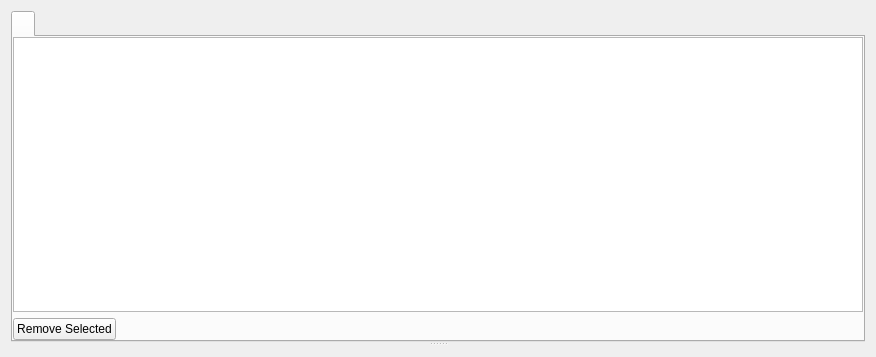
Old version of the form ilastik/applets/dataSelection/dataSelection.ui in the repository ilastik/ilastik.
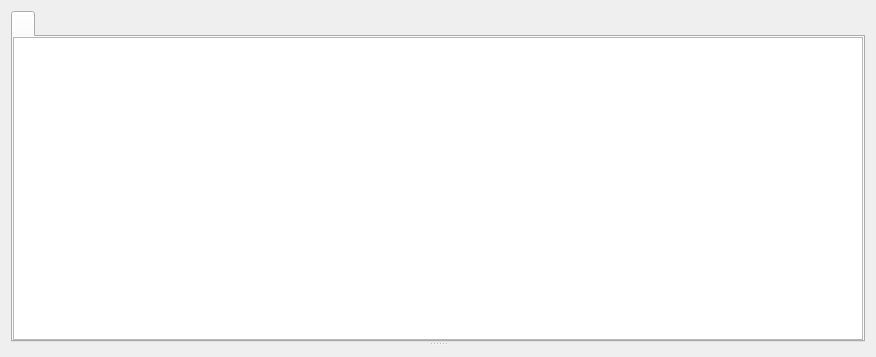
New version of the form. Icons and pictures are not drawn. Custom widgets are drawn as their Qt base class.

Commit message: Remove "Remove Lane" button from data selection summary view.

Patch:
```diff
--- a/ilastik/applets/dataSelection/dataSelection.ui
+++ b/ilastik/applets/dataSelection/dataSelection.ui
@@ -31,34 +31,6 @@
         <item>
          <widget class="DataLaneSummaryTableView" name="laneSummaryTableView"/>
         </item>
-        <item>
-         <layout class="QHBoxLayout" name="horizontalLayout">
-          <item>
-           <widget class="QPushButton" name="removeLaneButton">
-            <property name="text">
-             <string>Remove Selected</string>
-            </property>
-            <property name="icon">
-             <iconset>
-              <normaloff>../../shell/gui/icons/16x16/actions/list-remove.png</normaloff>../../shell/gui/icons/16x16/actions/list-remove.png</iconset>
-            </property>
-           </widget>
-          </item>
-          <item>
-           <spacer name="horizontalSpacer">
-            <property name="orientation">
-             <enum>Qt::Horizontal</enum>
-            </property>
-            <property name="sizeHint" stdset="0">
-             <size>
-              <width>40</width>
-              <height>20</height>
-             </size>
-            </property>
-           </spacer>
-          </item>
-         </layout>
-        </item>
        </layout>
       </widget>
      </widget>
```
The commit also changes 1 other file.
